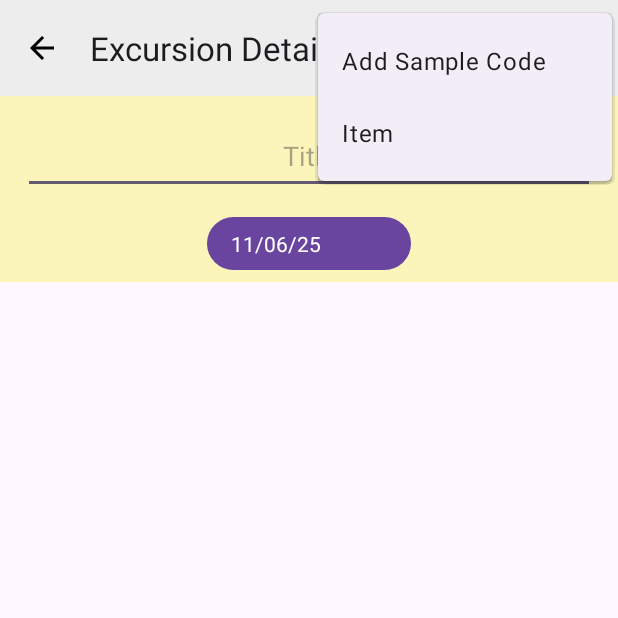
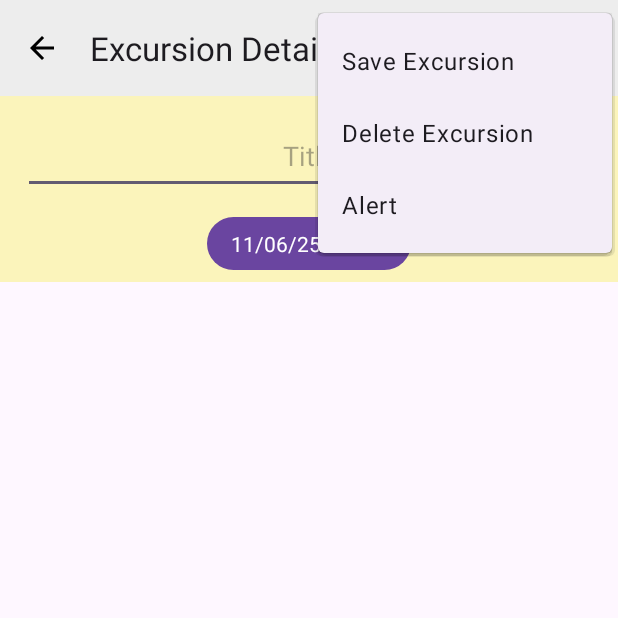
Before and after one commit to udashsanam/vacationapp, an Android app: the ExcursionDetails screen opened directly, with no data from a screen before it, with the options menu open, on a phone screen of 412 x 824 dp, the top half of it. Run offline under Robolectric (Android 15) with nearby library versions, the phone set to English and light mode, and no system bars.

Commit message:
fix: drop down at vacation

```diff
--- a/app/src/main/java/net/pradhan/vacationapp/UI/VacationList.java
+++ b/app/src/main/java/net/pradhan/vacationapp/UI/VacationList.java
@@ -54,7 +54,7 @@ public class VacationList extends AppCompatActivity {
 
     @Override
     public boolean onOptionsItemSelected(MenuItem item) {
-        if(item.getItemId()==R.id.mysample) {
+        if(item.getItemId()==R.id.saveExcursion) {
             Toast.makeText(VacationList.this, "put in sample data", Toast.LENGTH_LONG).show();
             return true;
         }
--- a/app/src/main/res/layout/activity_excursion_details.xml
+++ b/app/src/main/res/layout/activity_excursion_details.xml
@@ -15,7 +15,7 @@
         app:title="Excursion Details"
         app:titleCentered="false"
         app:navigationIcon="@drawable/baseline_arrow_back_24"
-        app:menu="@menu/menu_vacation_list"
+        app:menu="@menu/menu_excursion_details"
         app:layout_constraintTop_toTopOf="parent"
         app:layout_constraintStart_toStartOf="parent"
         app:layout_constraintEnd_toEndOf="parent" />
--- /dev/null
+++ b/app/src/main/res/menu/menu_excursion_details.xml
@@ -0,0 +1,9 @@
+<?xml version="1.0" encoding="utf-8"?>
+<menu xmlns:android="http://schemas.android.com/apk/res/android">
+    <item android:title="Save Excursion"
+        android:id="@+id/saveExcursion"/>
+    <item android:title="Delete Excursion"
+        android:id="@+id/item"/>
+    <item android:title="Alert"
+        android:id="@+id/alert"/>
+</menu>
--- a/app/src/main/res/menu/menu_vacation_list.xml
+++ b/app/src/main/res/menu/menu_vacation_list.xml
@@ -1,7 +1,11 @@
 <?xml version="1.0" encoding="utf-8"?>
 <menu xmlns:android="http://schemas.android.com/apk/res/android">
-    <item android:title="Add Sample Code"
-        android:id="@+id/mysample"/>
-    <item android:title="Item"
-        android:id="@+id/item"/>
+    <item android:title="Save Vacation"
+        android:id="@+id/saveVacation"/>
+    <item android:title="Delete vacation"
+        android:id="@+id/deleteVacation"/>
+    <item android:title="Alert"
+        android:id="@+id/alert"/>
+    <item android:title="Share Details"
+        android:id="@+id/shareDetails"/>
 </menu>
```
